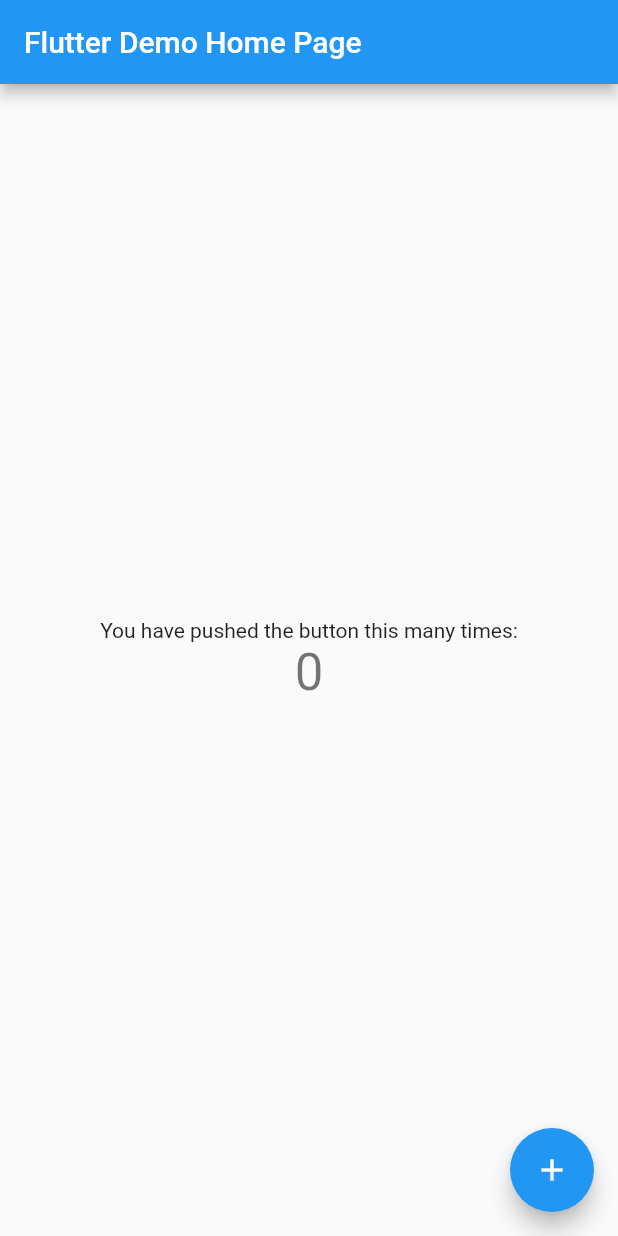
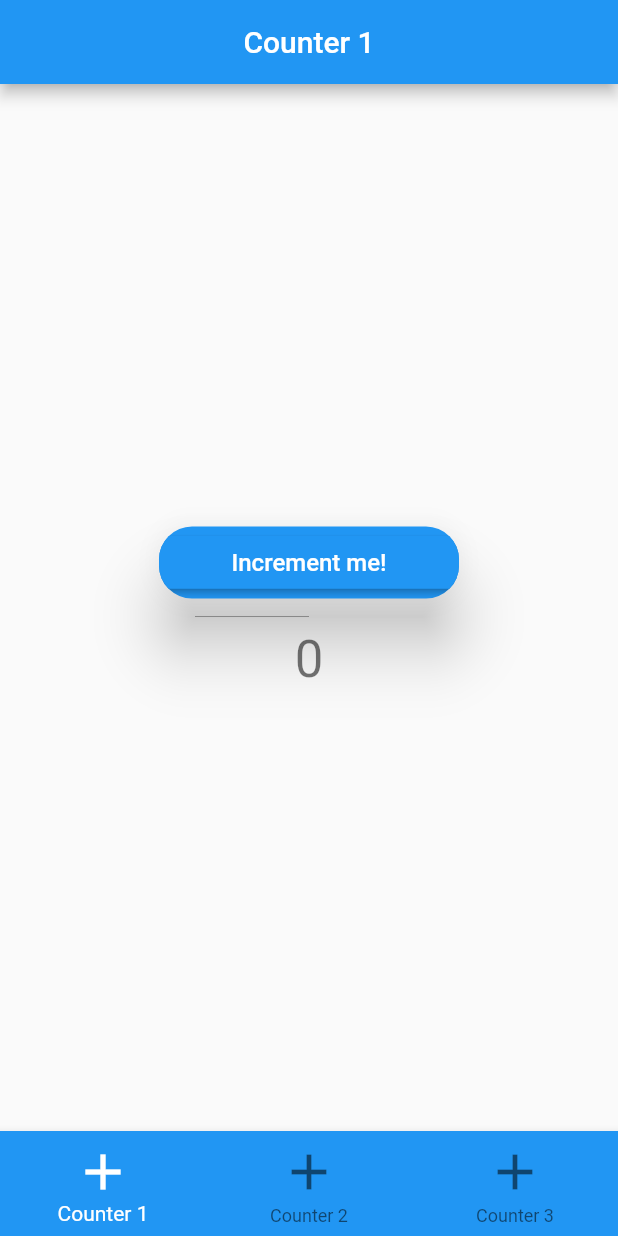
Before and after one commit to kehindeegunjobi93/animals-now-test, a Flutter app: the screen it shows after launch, on a phone screen of 412 x 824 dp. Run offline on Flutter 3.47's test engine with Material 2 defaults, Android fonts, the phone set to English and light mode, and no system bars.

```diff
--- a/lib/main.dart
+++ b/lib/main.dart
@@ -1,3 +1,6 @@
+import 'package:counter_app/sub_pages/Counter1.dart';
+import 'package:counter_app/sub_pages/Counter2.dart';
+import 'package:counter_app/sub_pages/Counter3.dart';
 import 'package:flutter/material.dart';
 
 void main() {
@@ -10,108 +13,68 @@ class MyApp extends StatelessWidget {
   Widget build(BuildContext context) {
     return MaterialApp(
       title: 'Flutter Demo',
+      debugShowCheckedModeBanner: false,
       theme: ThemeData(
-        // This is the theme of your application.
-        //
-        // Try running your application with "flutter run". You'll see the
-        // application has a blue toolbar. Then, without quitting the app, try
-        // changing the primarySwatch below to Colors.green and then invoke
-        // "hot reload" (press "r" in the console where you ran "flutter run",
-        // or simply save your changes to "hot reload" in a Flutter IDE).
-        // Notice that the counter didn't reset back to zero; the application
-        // is not restarted.
         primarySwatch: Colors.blue,
-        // This makes the visual density adapt to the platform that you run
-        // the app on. For desktop platforms, the controls will be smaller and
-        // closer together (more dense) than on mobile platforms.
         visualDensity: VisualDensity.adaptivePlatformDensity,
       ),
-      home: MyHomePage(title: 'Flutter Demo Home Page'),
+      initialRoute: '/',
+      routes: {
+        "/": (context) => Wrapper(),
+      }
     );
   }
 }
 
-class MyHomePage extends StatefulWidget {
-  MyHomePage({Key key, this.title}) : super(key: key);
-
-  // This widget is the home page of your application. It is stateful, meaning
-  // that it has a State object (defined below) that contains fields that affect
-  // how it looks.
-
-  // This class is the configuration for the state. It holds the values (in this
-  // case the title) provided by the parent (in this case the App widget) and
-  // used by the build method of the State. Fields in a Widget subclass are
-  // always marked "final".
-
-  final String title;
-
+class Wrapper extends StatefulWidget {
   @override
-  _MyHomePageState createState() => _MyHomePageState();
+  _WrapperState createState() => _WrapperState();
 }
 
-class _MyHomePageState extends State<MyHomePage> {
-  int _counter = 0;
+class _WrapperState extends State<Wrapper> {
+  int _selectedIndex = 0;
+  //The list of sub pages
+  static List<Widget> _widgetOptions = <Widget>[
+   Counter1(pageNumber: 1,),
+    Counter2(pageNumber: 2,),
+    Counter3(pageNumber: 3,)
+  ];
 
-  void _incrementCounter() {
+  void _onItemTapped(int index) {
     setState(() {
-      // This call to setState tells the Flutter framework that something has
-      // changed in this State, which causes it to rerun the build method below
-      // so that the display can reflect the updated values. If we changed
-      // _counter without calling setState(), then the build method would not be
-      // called again, and so nothing would appear to happen.
-      _counter++;
+      _selectedIndex = index;
     });
   }
 
   @override
   Widget build(BuildContext context) {
-    // This method is rerun every time setState is called, for instance as done
-    // by the _incrementCounter method above.
-    //
-    // The Flutter framework has been optimized to make rerunning build methods
-    // fast, so that you can just rebuild anything that needs updating rather
-    // than having to individually change instances of widgets.
     return Scaffold(
-      appBar: AppBar(
-        // Here we take the value from the MyHomePage object that was created by
-        // the App.build method, and use it to set our appbar title.
-        title: Text(widget.title),
+      body: Center(
+        child: _widgetOptions.elementAt(_selectedIndex),
       ),
-      body: Center(
-        // Center is a layout widget. It takes a single child and positions it
-        // in the middle of the parent.
-        child: Column(
-          // Column is also a layout widget. It takes a list of children and
-          // arranges them vertically. By default, it sizes itself to fit its
-          // children horizontally, and tries to be as tall as its parent.
-          //
-          // Invoke "debug painting" (press "p" in the console, choose the
-          // "Toggle Debug Paint" action from the Flutter Inspector in Android
-          // Studio, or the "Toggle Debug Paint" command in Visual Studio Code)
-          // to see the wireframe for each widget.
-          //
-          // Column has various properties to control how it sizes itself and
-          // how it positions its children. Here we use mainAxisAlignment to
-          // center the children vertically; the main axis here is the vertical
-          // axis because Columns are vertical (the cross axis would be
-          // horizontal).
-          mainAxisAlignment: MainAxisAlignment.center,
-          children: <Widget>[
-            Text(
-              'You have pushed the button this many times:',
+      //The bottom navigation for our three items Counter 1, Counter 3 and Counter 3
+      bottomNavigationBar: BottomNavigationBar(
+          items: const <BottomNavigationBarItem>[
+            BottomNavigationBarItem(
+              icon: Icon(Icons.add),
+                title: Text('Counter 1'),
             ),
-            Text(
-              '$_counter',
-              style: Theme.of(context).textTheme.headline4,
+            BottomNavigationBarItem(
+              icon: Icon(Icons.add),
+                title: Text('Counter 2'),
+            ),
+            BottomNavigationBarItem(
+              icon: Icon(Icons.add),
+              title: Text('Counter 3'),
             ),
           ],
-        ),
+          backgroundColor: Colors.blue,
+          currentIndex: _selectedIndex,
+          selectedItemColor: Colors.white,
+          iconSize: 40,
+          onTap: _onItemTapped,
+          elevation: 5
       ),
-      floatingActionButton: FloatingActionButton(
-        onPressed: _incrementCounter,
-        tooltip: 'Increment',
-        child: Icon(Icons.add),
-      ), // This trailing comma makes auto-formatting nicer for build methods.
     );
   }
 }
--- /dev/null
+++ b/lib/sub_pages/Counter1.dart
@@ -0,0 +1,72 @@
+import 'package:flutter/material.dart';
+
+class Counter1 extends StatefulWidget {
+  final int pageNumber;
+
+  const Counter1({Key key, this.pageNumber}) : super(key: key);
+
+
+  @override
+  _Counter1State createState() => _Counter1State();
+}
+
+class _Counter1State extends State<Counter1> {
+  int _counter = 0;
+  int index;
+
+  void _incrementCounter() {
+    setState(() {
+      _counter++;
+    });
+  }
+
+  @override
+  void initState() {
+    // TODO: implement initState
+    super.initState();
+    setState(() {
+      index = widget.pageNumber;
+    });
+  }
+
+  @override
+  Widget build(BuildContext context) {
+
+    return Scaffold(
+      appBar: AppBar(
+        //the title of the sub page
+        title: Text('Counter $index'),
+        centerTitle: true,
+      ),
+      body: Center(
+        child: Column(
+          mainAxisAlignment: MainAxisAlignment.center,
+          children: <Widget>[
+            //The increment me button
+            Material(
+              shape: RoundedRectangleBorder(borderRadius:BorderRadius.circular(22.0) ),
+              elevation: 18.0,
+              color: Colors.blue,
+              clipBehavior: Clip.antiAlias,
+              child: MaterialButton(
+                color: Colors.blue,
+                minWidth: 200.0,
+                height: 35,
+                child: new Text('Increment me!',
+                    style: new TextStyle(fontSize: 16.0, color: Colors.white)),
+                onPressed: _incrementCounter,
+              ),
+            ),
+           SizedBox(height: 20,),
+            //The counter
+            Text(
+              '$_counter',
+              style: Theme.of(context).textTheme.headline4,
+            ),
+          ],
+        ),
+      ),
+
+    );
+  }
+}
```
Also changed, not shown: lib/sub_pages/Counter2.dart (added, +70 -0 lines), lib/sub_pages/Counter3.dart (added, +70 -0 lines).
